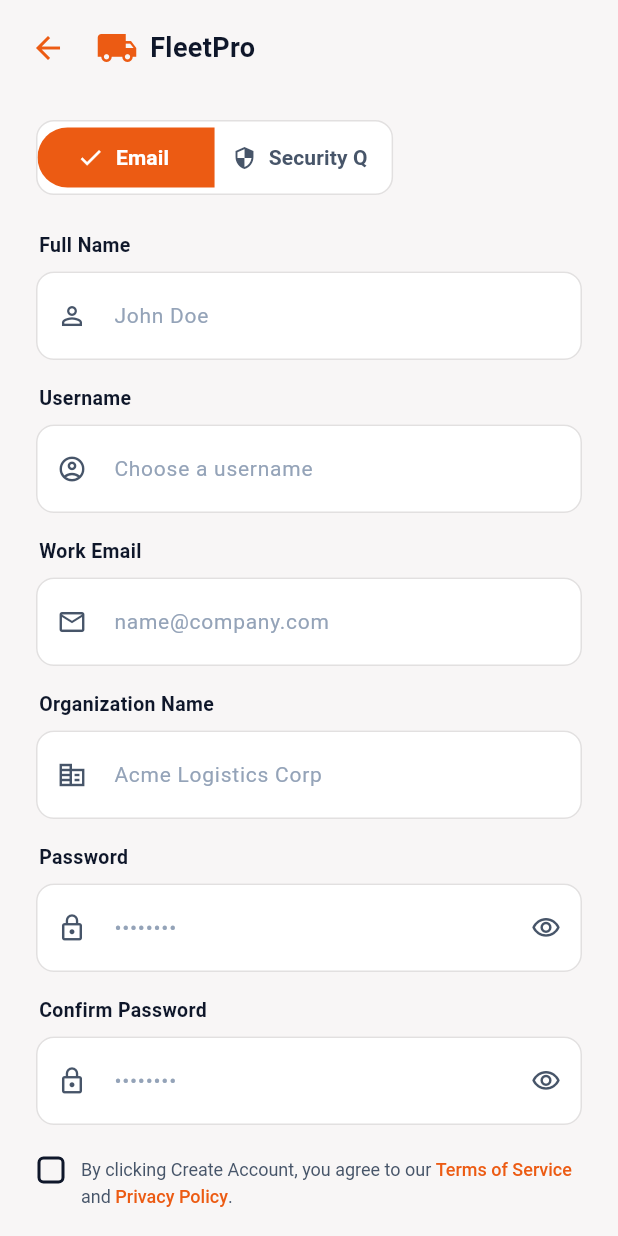
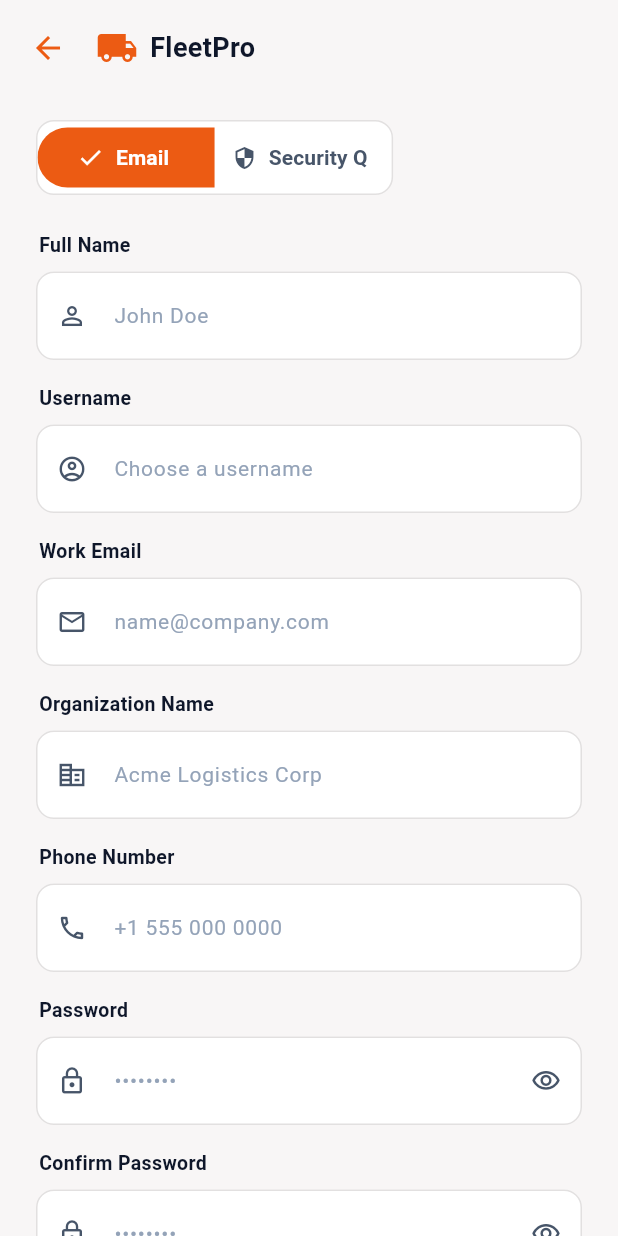
Before and after one commit to RollingRadius/RR4, a Flutter app: the SignupScreen screen opened by its route, on a phone screen of 412 x 824 dp. Run offline on Flutter 3.47's test engine with Material 3 defaults, Android fonts, the phone set to English and light mode, and no system bars; our stand-ins replace dio, fl_chart, flutter_colorpicker, flutter_map, flutter_riverpod, flutter_secure_storage and 7 more; missing offline and left inert: flutter_background_service, flutter_background_service_android; accounts and stored records are empty.

Commit message:
frontend UI and backend

```diff
--- a/frontend/lib/presentation/screens/auth/signup_screen.dart
+++ b/frontend/lib/presentation/screens/auth/signup_screen.dart
@@ -17,6 +17,7 @@ class _SignupScreenState extends ConsumerState<SignupScreen> {
   final _fullNameController = TextEditingController();
   final _usernameController = TextEditingController();
   final _emailController = TextEditingController();
+  final _organizationController = TextEditingController();
   final _phoneController = TextEditingController();
   final _passwordController = TextEditingController();
   final _confirmPasswordController = TextEditingController();
@@ -31,6 +32,7 @@ class _SignupScreenState extends ConsumerState<SignupScreen> {
     _fullNameController.dispose();
     _usernameController.dispose();
     _emailController.dispose();
+    _organizationController.dispose();
     _phoneController.dispose();
     _passwordController.dispose();
     _confirmPasswordController.dispose();
@@ -52,6 +54,7 @@ class _SignupScreenState extends ConsumerState<SignupScreen> {
       'email': _authMethod == AppConstants.authMethodEmail
           ? _emailController.text.trim()
           : null,
+      'organization': _organizationController.text.trim(),
       'phone': _phoneController.text.trim(),
       'password': _passwordController.text,
       'auth_method': _authMethod,
@@ -246,9 +249,23 @@ class _SignupScreenState extends ConsumerState<SignupScreen> {
                       _SignupFieldLabel(label: 'Organization Name'),
                       const SizedBox(height: 8),
                       _SignupTextField(
-                        controller: _phoneController,
+                        controller: _organizationController,
                         hintText: 'Acme Logistics Corp',
                         prefixIcon: Icons.corporate_fare_outlined,
+                        validator: (v) => (v == null || v.isEmpty)
+                            ? AppConstants.validationRequired
+                            : null,
+                      ),
+                      const SizedBox(height: 16),
+
+                      // Phone Number
+                      _SignupFieldLabel(label: 'Phone Number'),
+                      const SizedBox(height: 8),
+                      _SignupTextField(
+                        controller: _phoneController,
+                        hintText: '+1 555 000 0000',
+                        prefixIcon: Icons.phone_outlined,
+                        keyboardType: TextInputType.phone,
                         validator: (v) => (v == null || v.isEmpty)
                             ? AppConstants.validationRequired
                             : null,
```
Also changed, not shown: frontend/lib/data/services/capability_api.dart (+7 -7 lines), frontend/lib/data/services/template_api.dart (+6 -6 lines), 2 other files.
